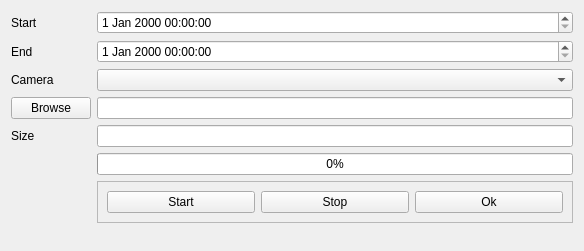
The window that downloadframe.ui (audetto/qctv) describes before a commit, drawn with Qt 5.
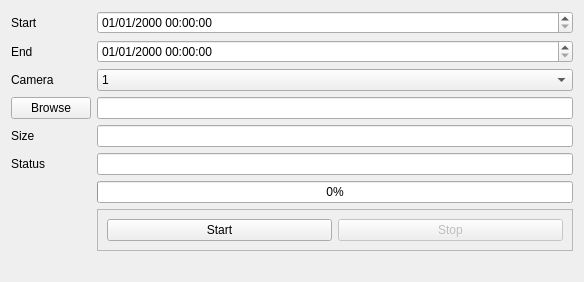
The same window after the commit.

What changed in the file:
```diff
--- a/downloadframe.ui
+++ b/downloadframe.ui
@@ -7,7 +7,7 @@
     <x>0</x>
     <y>0</y>
     <width>584</width>
-    <height>251</height>
+    <height>282</height>
    </rect>
   </property>
   <property name="windowTitle">
@@ -22,7 +22,14 @@
     </widget>
    </item>
    <item row="0" column="1">
-    <widget class="QDateTimeEdit" name="startDateTime"/>
+    <widget class="QDateTimeEdit" name="startDateTime">
+     <property name="focusPolicy">
+      <enum>Qt::NoFocus</enum>
+     </property>
+     <property name="displayFormat">
+      <string>dd/MM/yyyy HH:mm:ss</string>
+     </property>
+    </widget>
    </item>
    <item row="1" column="0">
     <widget class="QLabel" name="labelEnd">
@@ -32,7 +39,11 @@
     </widget>
    </item>
    <item row="1" column="1">
-    <widget class="QDateTimeEdit" name="endDateTime"/>
+    <widget class="QDateTimeEdit" name="endDateTime">
+     <property name="displayFormat">
+      <string>dd/MM/yyyy HH:mm:ss</string>
+     </property>
+    </widget>
    </item>
    <item row="2" column="0">
     <widget class="QLabel" name="labelCamera">
@@ -42,7 +53,18 @@
     </widget>
    </item>
    <item row="2" column="1">
-    <widget class="QComboBox" name="camera"/>
+    <widget class="QComboBox" name="camera">
+     <item>
+      <property name="text">
+       <string>1</string>
+      </property>
+     </item>
+     <item>
+      <property name="text">
+       <string>2</string>
+      </property>
+     </item>
+    </widget>
    </item>
    <item row="3" column="0">
     <widget class="QPushButton" name="browse">
@@ -64,14 +86,14 @@
    <item row="4" column="1">
     <widget class="QLineEdit" name="size"/>
    </item>
-   <item row="5" column="1">
+   <item row="6" column="1">
     <widget class="QProgressBar" name="progress">
      <property name="value">
       <number>0</number>
      </property>
     </widget>
    </item>
-   <item row="6" column="1">
+   <item row="7" column="1">
     <widget class="QFrame" name="frame">
      <property name="frameShape">
       <enum>QFrame::StyledPanel</enum>
@@ -89,21 +111,34 @@
       </item>
       <item>
        <widget class="QPushButton" name="stopButton">
+        <property name="enabled">
+         <bool>false</bool>
+        </property>
         <property name="text">
          <string>Stop</string>
         </property>
        </widget>
       </item>
-      <item>
-       <widget class="QPushButton" name="okButton">
-        <property name="text">
-         <string>Ok</string>
-        </property>
-       </widget>
-      </item>
      </layout>
     </widget>
    </item>
+   <item row="5" column="1">
+    <widget class="QLineEdit" name="status">
+     <property name="focusPolicy">
+      <enum>Qt::NoFocus</enum>
+     </property>
+     <property name="readOnly">
+      <bool>true</bool>
+     </property>
+    </widget>
+   </item>
+   <item row="5" column="0">
+    <widget class="QLabel" name="labelStatus">
+     <property name="text">
+      <string>Status</string>
+     </property>
+    </widget>
+   </item>
   </layout>
  </widget>
  <resources/>
```
Left out of the diff: 12 changed lines with no effect on the pictures.
